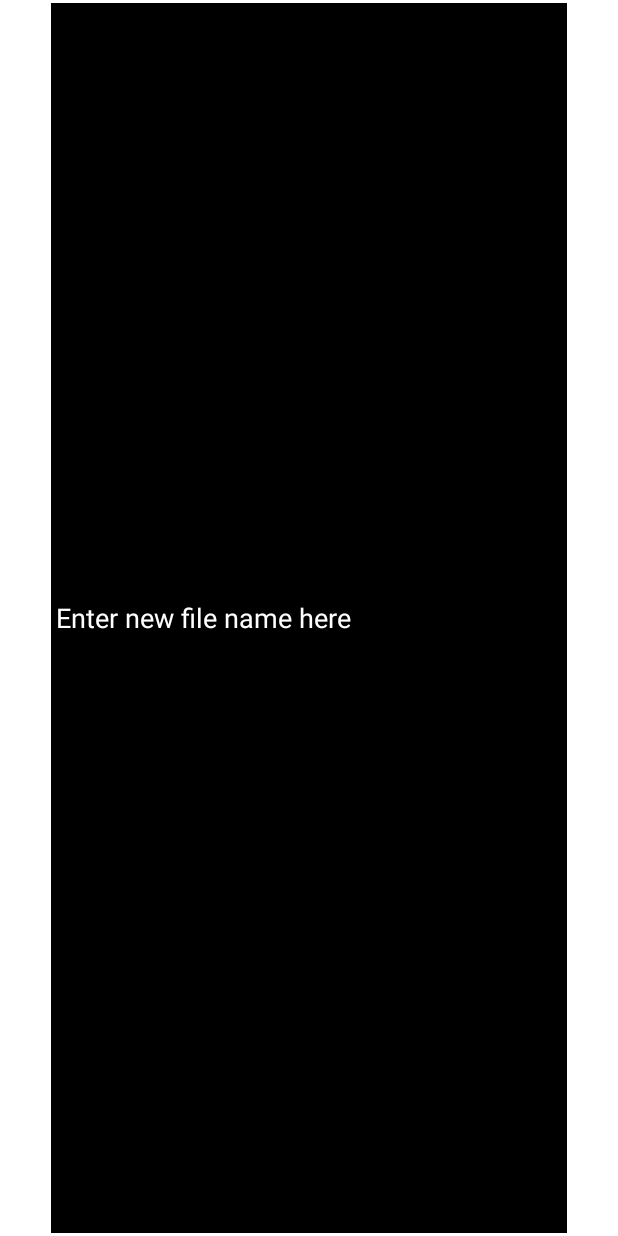
After one commit to alekseyka2000/HomeWork, an Android app: the layout dialog_edittext.xml on its own in the app's theme, with its tools: preview values and no code run, on a phone screen of 412 x 824 dp. The commit adds this screen. Run offline under Robolectric (Android 15) with nearby library versions, the phone set to English and light mode, and no system bars.

Commit message:
add dialog builder

```diff
--- /dev/null
+++ b/sixth/src/main/res/drawable/edittext_background.xml
@@ -0,0 +1,8 @@
+<?xml version="1.0" encoding="utf-8"?>
+<shape xmlns:android="http://schemas.android.com/apk/res/android"
+    android:shape="rectangle">
+    <stroke
+        android:width="2dp"
+        android:color="@color/white" />
+    <solid android:color="@color/black" />
+</shape>
--- /dev/null
+++ b/sixth/src/main/res/layout/dialog_edittext.xml
@@ -0,0 +1,18 @@
+<?xml version="1.0" encoding="utf-8"?>
+<FrameLayout xmlns:android="http://schemas.android.com/apk/res/android"
+    android:layout_width="match_parent"
+    android:layout_height="match_parent">
+
+    <EditText
+        android:layout_width="match_parent"
+        android:layout_height="match_parent"
+        android:layout_marginHorizontal="32dp"
+        android:autofillHints="15"
+        android:background="@drawable/edittext_background"
+        android:hint="@string/enter_new_file_name"
+        android:inputType="text"
+        android:padding="5dp"
+        android:textColor="@color/white"
+        android:textColorHint="@color/white"/>
+
+</FrameLayout>
--- a/sixth/src/main/res/values/strings.xml
+++ b/sixth/src/main/res/values/strings.xml
@@ -3,4 +3,7 @@
     <string name="add_file">Add file</string>
     <string name="settings">Settings</string>
     <string name="file_list_is_empty">File list is empty</string>
+    <string name="positive_button_text">CREATE FILE</string>
+    <string name="negative_button_text">BACK</string>
+    <string name="enter_new_file_name">Enter new file name here</string>
 </resources>
```
Also changed, not shown: sixth/src/main/java/com/example/sixth/MainActivity.kt (+22 -1 lines), sixth/src/main/res/values/styles.xml (added, +35 -0 lines).
